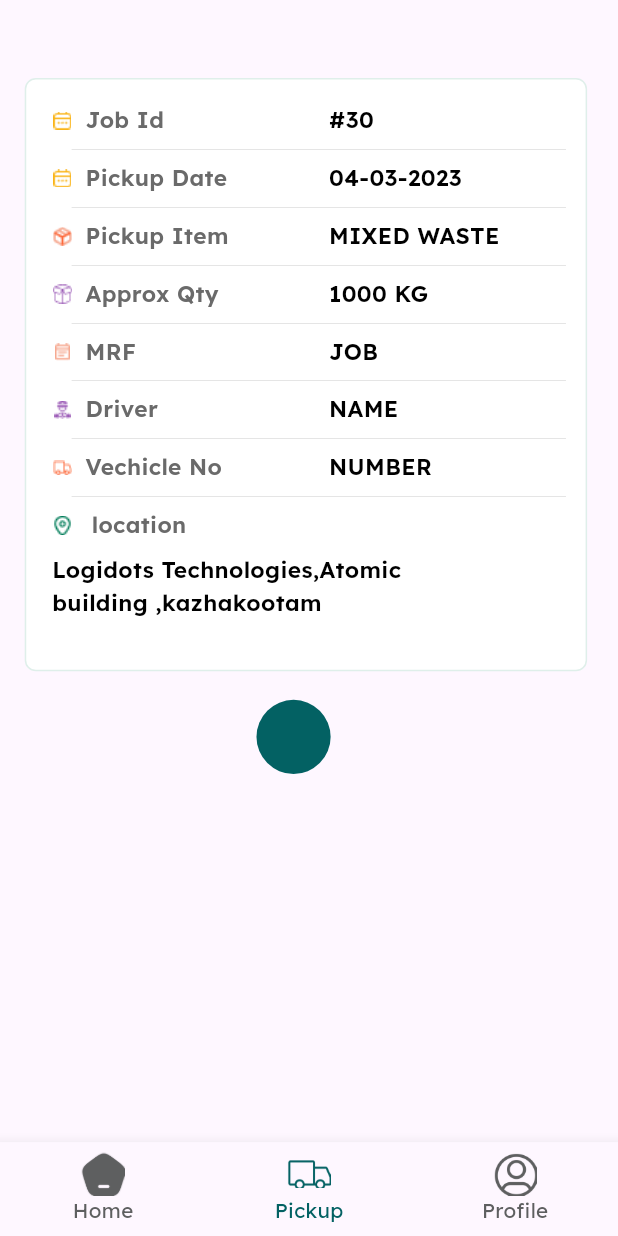
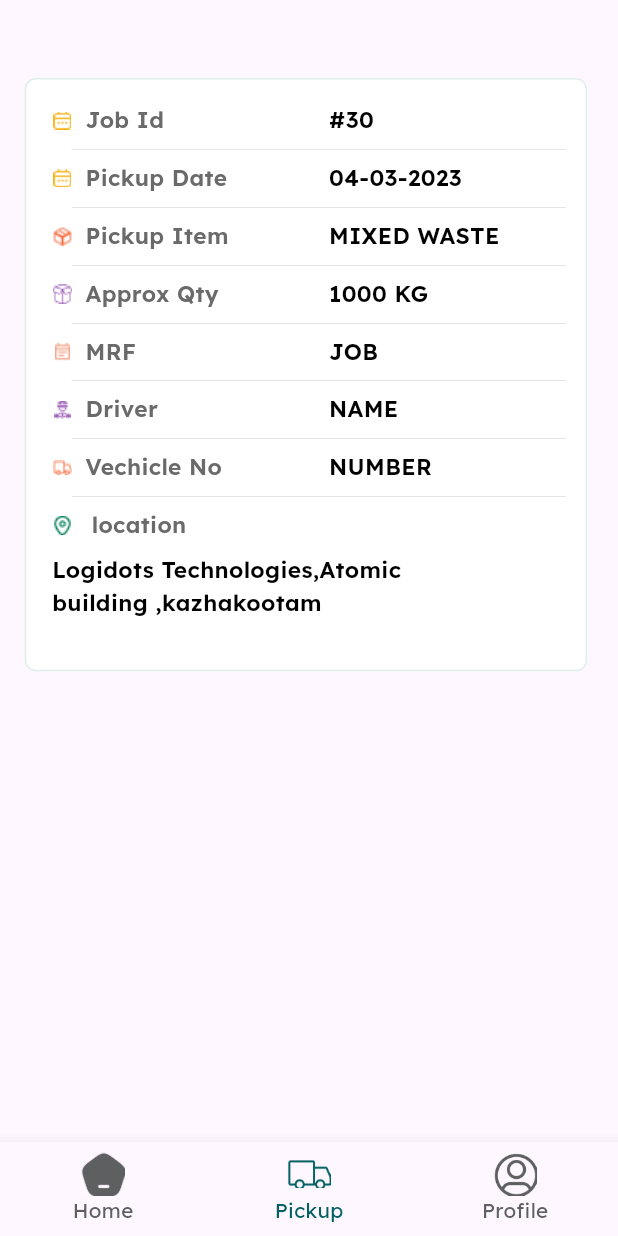
Before and after one commit to Nandananandz/transport, a Flutter app: the Dashboard screen opened directly, item 2 of the bottom bar chosen, on a phone screen of 412 x 824 dp. Run offline on Flutter 3.47's test engine with Material 3 defaults, Android fonts, the phone set to English and light mode, and no system bars; our stand-ins replace fluttertoast, get, google_fonts, loading_animation_widget, shared_preferences, sizer; accounts and stored records are empty; network calls fail.

Commit message:
almost done

```diff
--- a/lib/Screens/PickupListScreen/PickupListScreen.dart
+++ b/lib/Screens/PickupListScreen/PickupListScreen.dart
@@ -25,21 +25,7 @@ class PickupListScreen extends StatelessWidget {
             ],
           ),
         ),
-        CircleAvatar(
-          radius: 6.w,
-          backgroundColor: Color(0xff036163),
-          child: SizedBox(
-            child: InkWell(
-              onTap: () {
-                showDialog(
-                    context: context,
-                    builder: (context) => MrfCard(
-                        //type: type,
-                        ));
-              },
-            ),
-          ),
-        ),
+
       ],
     );
   }
```
